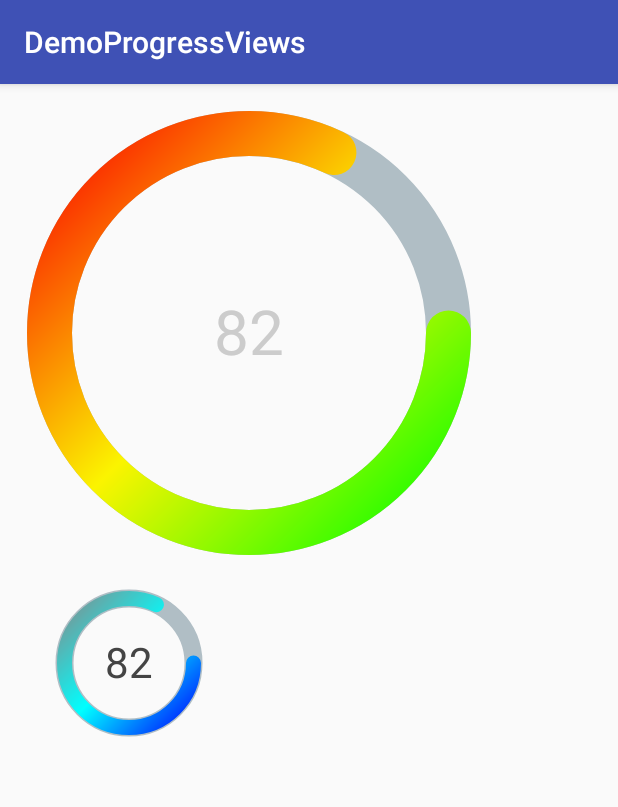
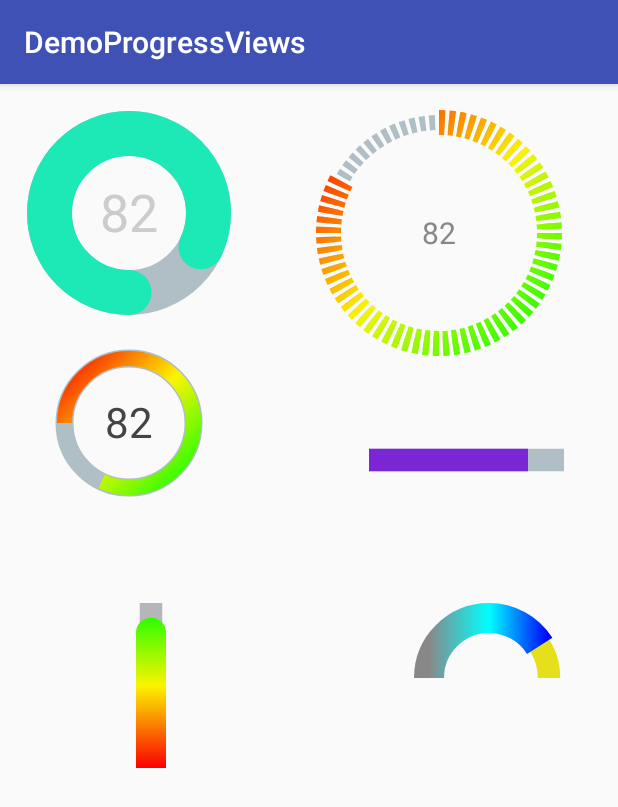
Before and after one commit to natasam/DemoProgressViewsLibApp, an Android app: the screen it shows after launch (DemoActivity), on a phone screen of 412 x 824 dp. Shown: the top 807 px of the screen. Run offline under Robolectric (Android 15) with nearby library versions, the phone set to English and light mode, and no system bars.

Commit message:
initial change

```diff
--- a/app/src/main/java/com/natasa/demoprogressviews/DemoActivity.java
+++ b/app/src/main/java/com/natasa/demoprogressviews/DemoActivity.java
@@ -40,7 +40,7 @@ public class DemoActivity extends AppCompatActivity {
         setSupportActionBar(toolbar);
         mHandler = new Handler();
 
-        //initSegmentProgressBar();
+        initSegmentProgressBar();
 
 
         initLineProgressBar();
@@ -49,15 +49,13 @@ public class DemoActivity extends AppCompatActivity {
         circleProgressBar = (CircleProgressBar) findViewById(R.id.circle_progress);
 
 
-       // arc_progressbar = (ArcProgressBar) findViewById(R.id.arc_progressbar);
-       // arc_progressbar.setLinearGradientProgress(true, colors);
-        circleProgressBar1.setRoundEdgeProgress(true);
-
-        circleProgressBar1.setLinearGradientProgress(true, colors);
+        arc_progressbar = (ArcProgressBar) findViewById(R.id.arc_progressbar);
+        arc_progressbar.setLinearGradientProgress(true, colors);
+        circleProgressBar1.setStartPositionInDegrees(ProgressStartPoint.LEFT);
         circleProgressBar.setRoundEdgeProgress(true);
-        circleProgressBar.setTextSize(62);
-        circleProgressBar.setLinearGradientProgress(true);
-
+        circleProgressBar.setTextSize(52);
+        circleProgressBar1.setLinearGradientProgress(true);
+        circleProgressBar.setStartPositionInDegrees(90);
         //you can set listener for progress in every ProgressView
         circleProgressBar.setOnProgressViewListener(new OnProgressViewListener() {
             @Override
@@ -84,6 +82,8 @@ public class DemoActivity extends AppCompatActivity {
         lineProgressbar1 = (LineProgressBar) findViewById(R.id.line_progressbar1);
         lineProgressbar1.setLineOrientation(ProgressLineOrientation.VERTICAL);
         lineProgressbar1.setLinearGradientProgress(true);
+        lineProgressbar1.setRoundEdgeProgress(true);
+
     }
 
     private void initSegmentProgressBar() {
@@ -149,14 +149,13 @@ public class DemoActivity extends AppCompatActivity {
                             circleProgressBar1.setProgress(progress);
                             circleProgressBar1.setText("" + progress, Color.DKGRAY);
 
-                            //lineProgressbar.setProgress(progress);
-                            //lineProgressbar1.setProgress(progress);
+                            lineProgressbar.setProgress(progress);
+                            lineProgressbar1.setProgress(progress);
 
-                            //segmentBar.setProgress((float) progress);
-                            //segmentBar.setText("" + progress, 30, Color.GRAY);
+                            segmentBar.setProgress((float) progress);
+                            segmentBar.setText("" + progress, 30, Color.GRAY);
 
-                           // arc_progressbar.setProgress(progress);
-                           // arc_progressbar.setText("" + progress);
+                            arc_progressbar.setProgress(progress);
                         }
                     });
 
--- a/app/src/main/res/layout/activity_main.xml
+++ b/app/src/main/res/layout/activity_main.xml
@@ -24,5 +24,4 @@
     <include layout="@layout/content_main" />
 
 
-
 </android.support.design.widget.CoordinatorLayout>
--- a/app/src/main/res/layout/content_main.xml
+++ b/app/src/main/res/layout/content_main.xml
@@ -11,9 +11,11 @@
     app:layout_behavior="@string/appbar_scrolling_view_behavior"
     tools:context="com.natasa.demoprogressviews.MainActivity"
     tools:showIn="@layout/activity_main">
+
     <ScrollView
         android:layout_width="match_parent"
         android:layout_height="wrap_content">
+
         <RelativeLayout
             android:id="@+id/rlMain"
             android:layout_width="match_parent"
@@ -21,8 +23,8 @@
 
             <com.natasa.progressviews.CircleProgressBar
                 android:id="@+id/circle_progress"
-            android:layout_width="300dp"
-            android:layout_height="300dp"
+                android:layout_width="140dp"
+                android:layout_height="140dp"
                 app:bar_width="30dp"
 
                 app:progress_width="30dp" />
@@ -46,11 +48,11 @@
                 android:layout_alignTop="@+id/circle_progress1"
                 android:layout_margin="20dp"
                 android:padding="20dp"
+                android:visibility="visible"
                 app:bar_width="15dp"
+
                 app:progress_color="#7a26d4"
-
-            app:progress_width="15dp"
-            android:visibility="gone" />
+                app:progress_width="15dp" />
 
             <com.natasa.progressviews.CircleSegmentBar
                 android:id="@+id/segment_bar"
@@ -58,11 +60,11 @@
                 android:layout_height="180dp"
                 android:layout_alignRight="@+id/line_progressbar"
                 android:layout_alignTop="@+id/circle_progress"
+                android:visibility="visible"
                 app:bar_width="10dp"
                 app:progress_color="#f77630"
-            app:progress_width="10dp"
 
-            android:visibility="gone" />
+                app:progress_width="10dp" />
 
             <com.natasa.progressviews.LineProgressBar
                 android:id="@+id/line_progressbar1"
@@ -71,11 +73,11 @@
                 android:layout_below="@+id/line_progressbar"
                 android:layout_margin="20dp"
                 android:padding="20dp"
+                android:visibility="visible"
                 app:bar_color="#b5b6b9"
                 app:bar_width="15dp"
                 app:progress_color="#d42640"
-            app:progress_width="20dp"
-            android:visibility="gone" />
+                app:progress_width="20dp" />
 
             <com.natasa.progressviews.ArcProgressBar
                 android:id="@+id/arc_progressbar"
@@ -84,11 +86,11 @@
                 android:layout_alignEnd="@+id/line_progressbar"
                 android:layout_alignRight="@+id/line_progressbar"
                 android:layout_alignTop="@+id/line_progressbar1"
+                android:visibility="visible"
                 app:bar_color="#e6df1b"
                 app:bar_width="15dp"
                 app:progress_color="#9ad426"
-            app:progress_width="20dp"
-            android:visibility="gone" />
+                app:progress_width="20dp" />
 
             <RelativeLayout
                 android:id="@+id/rlContainer"
```
Lines whose indentation alone changed are shown as unchanged.
